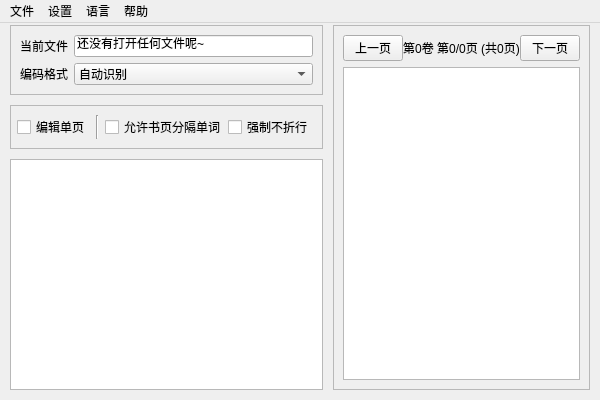
Above: src/writtenbookeditor/gui/mainwindow.ui from XiYang6666/WrittenBookEditor before the change. Below: the same form after it.
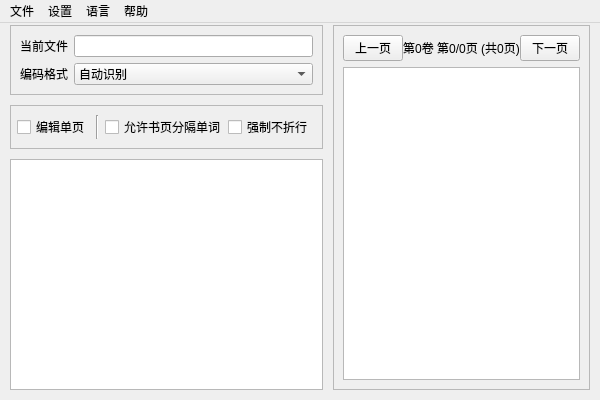
That is the form after the change.

Diff of the .ui file:
```diff
--- a/src/writtenbookeditor/gui/mainwindow.ui
+++ b/src/writtenbookeditor/gui/mainwindow.ui
@@ -66,7 +66,7 @@
             </size>
            </property>
            <property name="text">
-            <string>还没有打开任何文件呢~</string>
+            <string/>
            </property>
            <property name="readOnly">
             <bool>true</bool>
```
Left out of the diff: 8 changed lines with no effect on the pictures.
